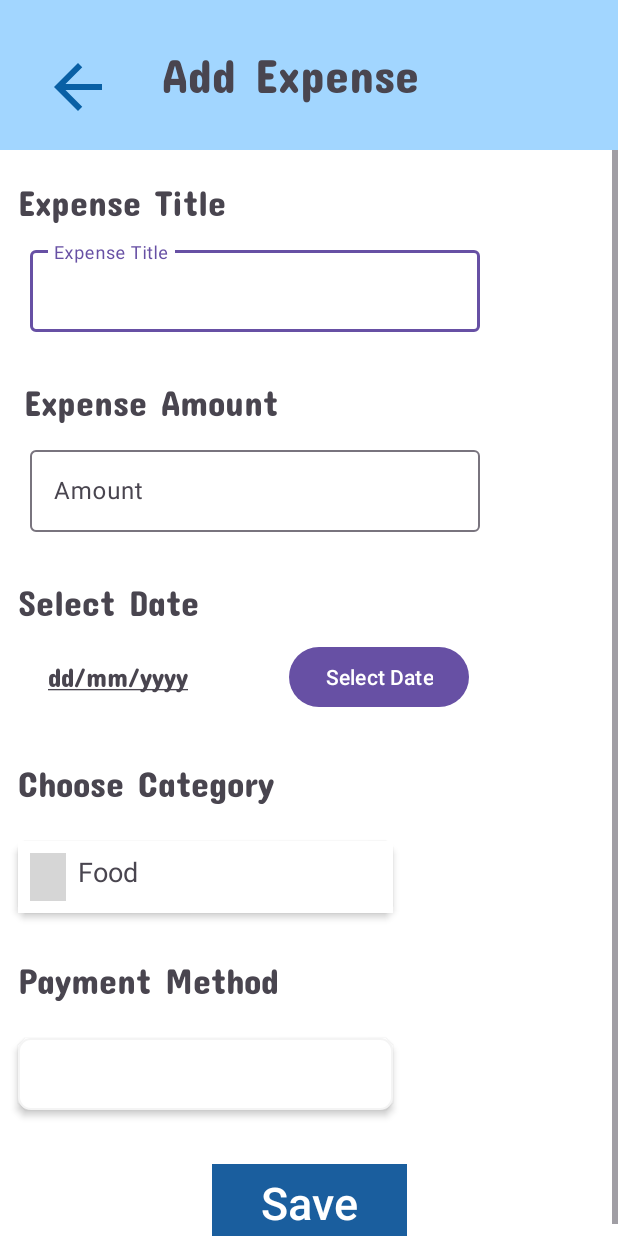
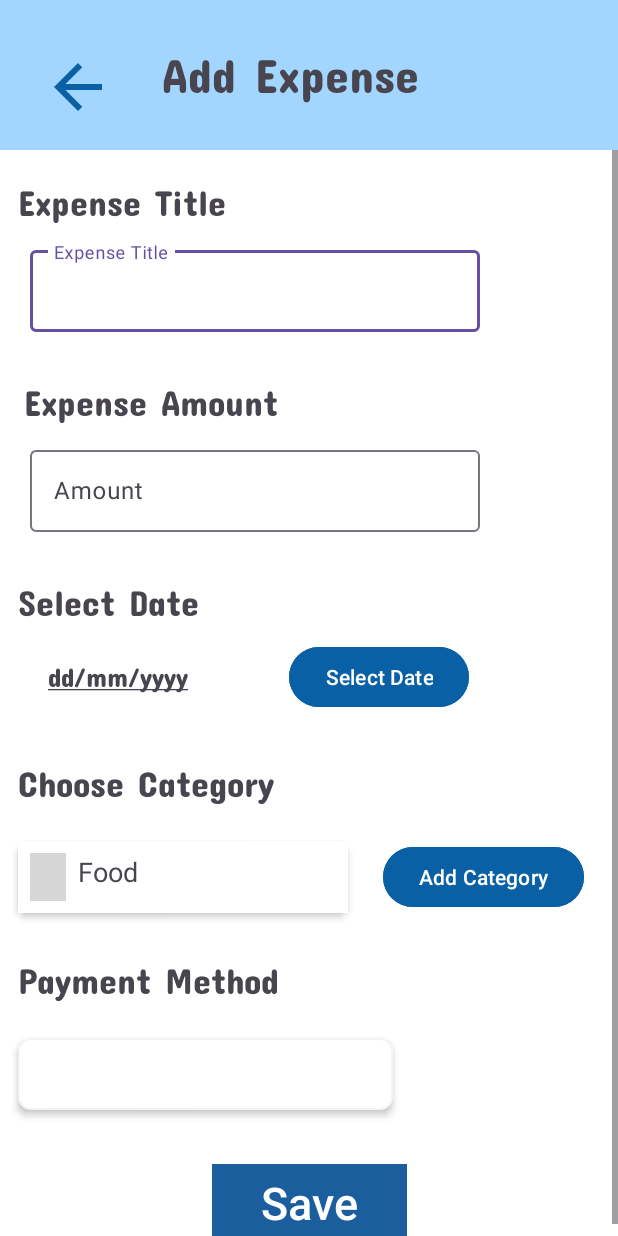
Before and after one commit to wjinggoh/Studicash_0703, an Android app: the AddExpenseActivity screen opened directly, with no data from a screen before it, on a phone screen of 412 x 824 dp. Run offline under Robolectric (Android 15) with nearby library versions, the phone set to English and light mode, and no system bars; our stand-ins replace Firebase (no records; nobody signed in at launch, a user with empty details on screens opened directly); grey boxes are pictures that could not be loaded.

Commit message:
06072024-11:20am

```diff
--- a/app/src/main/AndroidManifest.xml
+++ b/app/src/main/AndroidManifest.xml
@@ -29,6 +29,9 @@
         android:supportsRtl="true"
         android:theme="@style/Theme.Studicash_0703"
         tools:targetApi="31">
+        <activity
+            android:name=".AddCategoryActivity"
+            android:exported="false" />
         <activity
             android:name=".AddReceipt"
             android:exported="false" />
--- a/app/src/main/java/my/edu/tarc/studicash_0703/AddExpenseActivity.kt
+++ b/app/src/main/java/my/edu/tarc/studicash_0703/AddExpenseActivity.kt
@@ -16,29 +16,53 @@ import java.util.Locale
 
 class AddExpenseActivity : AppCompatActivity() {
     private lateinit var binding: ActivityAddExpenseBinding
+    private val categories = mutableListOf<CategoryItem>()
 
     override fun onCreate(savedInstanceState: Bundle?) {
         super.onCreate(savedInstanceState)
         binding = ActivityAddExpenseBinding.inflate(layoutInflater)
         setContentView(binding.root)
 
-        val categories = listOf(
-            CategoryItem(R.drawable.food, "Food"),
-            CategoryItem(R.drawable.transport, "Transport"),
-            CategoryItem(R.drawable.shopping, "Shopping")
-            // Add more categories as needed
-        )
+        loadCategories()
 
-        val adapter = CategorySpinnerAdapter(this, categories)
-        binding.categoriesSpinner.adapter = adapter
+        binding.addCategoryButton.setOnClickListener {
+            startActivity(Intent(this, AddCategoryActivity::class.java))
+        }
 
         setupViews()
     }
 
+    private fun loadCategories() {
+        // Predefined categories
+        categories.addAll(listOf(
+            CategoryItem(R.drawable.food, "Food"),
+            CategoryItem(R.drawable.transport, "Transport"),
+            CategoryItem(R.drawable.shopping, "Shopping"),
+            CategoryItem(R.drawable.house, "Rental"),
+            CategoryItem(R.drawable.fees, "Fees"),
+            CategoryItem(R.drawable.travel, "Travel")
+        ))
+
+        // Load custom categories from Firestore
+        val db = FirebaseFirestore.getInstance()
+        db.collection("Categories")
+            .get()
+            .addOnSuccessListener { documents ->
+                for (document in documents) {
+                    val name = document.getString("name") ?: continue
+                    categories.add(CategoryItem(R.drawable.custom_category, name))
+                }
+                val adapter = CategorySpinnerAdapter(this, categories)
+                binding.categoriesSpinner.adapter = adapter
+            }
+            .addOnFailureListener { e ->
+                Toast.makeText(this, "Error loading categories: $e", Toast.LENGTH_SHORT).show()
+            }
+    }
+
     private fun setupViews() {
-
-        binding.back.setOnClickListener{
-            startActivity(Intent(this@AddExpenseActivity,AddFragment::class.java))
+        binding.back.setOnClickListener {
+            startActivity(Intent(this@AddExpenseActivity, AddFragment::class.java))
         }
         binding.selectDate.setOnClickListener {
             showDatePicker()
@@ -49,7 +73,7 @@ class AddExpenseActivity : AppCompatActivity() {
             val expenseAmount = binding.yourexpenseAmt.editText?.text.toString()
             val selectedDate = binding.dateView.text.toString()
             val selectedCategory = binding.categoriesSpinner.selectedItem.toString()
-            val paymentMethod= binding.paymentMethods.selectedItem.toString()
+            val paymentMethod = binding.paymentMethods.selectedItem.toString()
 
             if (expenseTitle.isEmpty()) {
                 Toast.makeText(this@AddExpenseActivity, "Please enter an expense title", Toast.LENGTH_SHORT).show()
@@ -63,20 +87,13 @@ class AddExpenseActivity : AppCompatActivity() {
                 "date" to selectedDate,
                 "category" to selectedCategory,
                 "paymentMethod" to paymentMethod
-
-                // Add more fields as necessary
             )
 
             db.collection("Expense")
                 .add(expenseData)
                 .addOnSuccessListener { documentReference ->
                     Toast.makeText(this@AddExpenseActivity, "Expense saved successfully", Toast.LENGTH_SHORT).show()
-                    startActivity(
-                        Intent(
-                            this@AddExpenseActivity,
-                            HomeActivity::class.java
-                        )
-                    )
+                    startActivity(Intent(this@AddExpenseActivity, HomeActivity::class.java))
                     finish()
                 }
                 .addOnFailureListener { e ->
--- a/app/src/main/res/layout/activity_add_expense.xml
+++ b/app/src/main/res/layout/activity_add_expense.xml
@@ -86,7 +86,6 @@
 
             </com.google.android.material.textfield.TextInputLayout>
 
-
             <TextView
                 android:id="@+id/selectcategory"
                 android:layout_width="wrap_content"
@@ -111,7 +110,6 @@
                 app:layout_constraintStart_toStartOf="parent"
                 app:layout_constraintTop_toBottomOf="@+id/yourexpenseAmt" />
 
-
             <Button
                 android:id="@+id/SaveExpense"
                 android:layout_width="130dp"
@@ -135,6 +133,7 @@
                 android:layout_alignParentBottom="true"
                 android:layout_centerHorizontal="true"
                 android:layout_marginEnd="32dp"
+                android:backgroundTint="#0960A5"
                 android:text="@string/date"
                 app:layout_constraintBottom_toBottomOf="@+id/dateView"
                 app:layout_constraintEnd_toEndOf="parent"
@@ -155,13 +154,24 @@
 
             <Spinner
                 android:id="@+id/categories_spinner"
-                android:layout_width="250dp"
+                android:layout_width="220dp"
                 android:layout_height="48dp"
                 android:layout_marginTop="24dp"
                 android:background="@drawable/background_with_border_grey"
                 android:elevation="3dp"
                 app:layout_constraintStart_toStartOf="@+id/selectcategory"
                 app:layout_constraintTop_toBottomOf="@+id/selectcategory" />
+
+            <Button
+                android:id="@+id/addCategoryButton"
+                android:layout_width="wrap_content"
+                android:layout_height="wrap_content"
+                android:backgroundTint="#0960A5"
+                android:text="Add Category"
+                app:layout_constraintBottom_toBottomOf="@+id/categories_spinner"
+                app:layout_constraintEnd_toEndOf="parent"
+                app:layout_constraintStart_toEndOf="@+id/categories_spinner"
+                app:layout_constraintTop_toTopOf="@+id/categories_spinner" />
 
             <com.google.android.material.textfield.TextInputLayout
                 android:id="@+id/yourexpenseAmt"
@@ -176,9 +186,11 @@
                 <com.google.android.material.textfield.TextInputEditText
                     android:layout_width="match_parent"
                     android:layout_height="wrap_content"
+                    android:inputType="numberDecimal"
                     android:visibility="visible" />
 
             </com.google.android.material.textfield.TextInputLayout>
+
 
             <TextView
                 android:id="@+id/expenseamttitle"
--- a/app/src/main/res/values/strings.xml
+++ b/app/src/main/res/values/strings.xml
@@ -56,7 +56,11 @@
     <string name="save">Save</string>
     <string name="datehint"><u>dd/mm/yyyy</u></string>
     <string name="paymentmethod">Payment Method</string>
-<string name="categories">Categories</string>
+    <string name="categories">Categories</string>
+
+
+    <!--addcategory-->
+   <string name="addcategorytitle">Add Category</string>
 
     <!--addincome-->
     <string name="incomeHeader">Add Income</string>
```
Also changed, not shown: app/src/main/java/my/edu/tarc/studicash_0703/AddCategoryActivity.kt (added, +46 -0 lines), app/src/main/java/my/edu/tarc/studicash_0703/AddPaymentMethod.kt (added, +60 -0 lines), app/src/main/res/layout/activity_add_category.xml (added, +54 -0 lines), app/src/main/res/layout/fragment_add_payment_method.xml (added, +31 -0 lines), app/src/main/res/drawable/custom_category.png (added), app/src/main/res/drawable/fees.png (added), app/src/main/res/drawable/house.png (added), app/src/main/res/drawable/img.png (added), app/src/main/res/drawable/img_1.png (added), app/src/main/res/drawable/receipts.png (added), app/src/main/res/drawable/travel.png (added).
